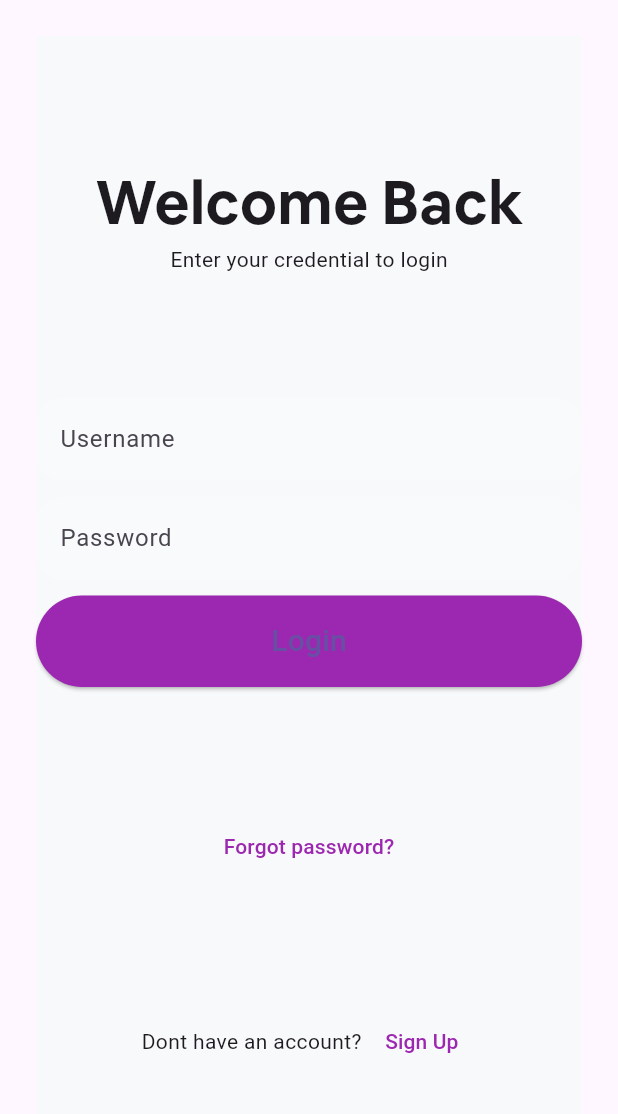
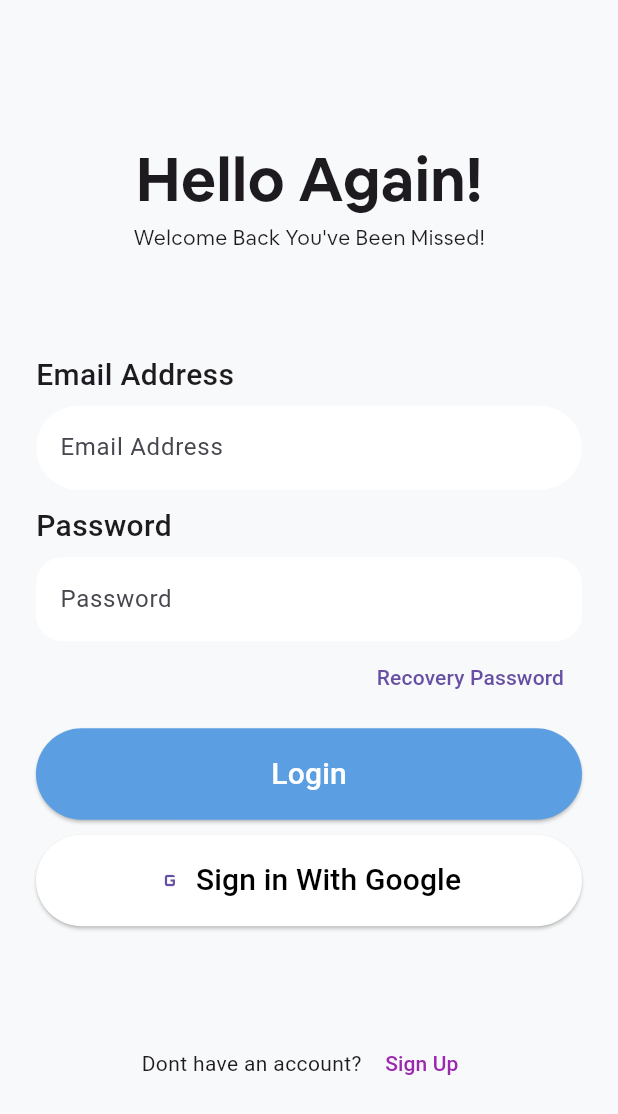
Before and after one commit to PratikChavda1256/shoes_ecomm_app, a Flutter app: the screen it shows after launch, on a phone screen of 412 x 824 dp. Shown: the top 1114 px of the screen. Run offline on Flutter 3.47's test engine with Material 3 defaults, Android fonts, the phone set to English and light mode, and no system bars; our stand-ins replace get; project files that could hold a hidden picture were left out.

Commit message:
login complete

```diff
--- a/lib/color/Colors.dart
+++ b/lib/color/Colors.dart
@@ -2,6 +2,8 @@ import 'dart:ui';
 
 class ShoesColors {
   static const Color loginBg = Color(0xffF8F9FA);
-  static const Color textBg = Color(0xffFFFFFF);
+  static const Color textBg = Color(0xffffffff);
+  static const Color loginButtonColor = Color(0xff5B9EE1);
+
 
 }
--- a/lib/screens/LoginPage.dart
+++ b/lib/screens/LoginPage.dart
@@ -9,33 +9,36 @@ class LoginPage extends StatelessWidget {
 
   @override
   Widget build(BuildContext context) {
-    return MaterialApp(
-      home: Scaffold(
-
+    return Scaffold(
+      backgroundColor: ShoesColors.loginBg,
       body: Container(
         margin: const EdgeInsets.all(24),
-          color: ShoesColors.loginBg,
         child: Column(
           mainAxisAlignment: MainAxisAlignment.spaceEvenly,
           children: [
             _header(context),
             _inputField(context),
-              _forgotPassword(context),
             _signup(context),
           ],
         ),
       ),
-      ),
     );
   }
+  //
   _header(context) {
     return const Column(
       children: [
         Text(
-          StaticText.headerTopName,
-          style: TextStyle(fontSize: 40, fontFamily: 'AirbnbCereal',fontWeight: FontWeight.bold),
+          StaticText.loginHeaderTopName,
+          style: TextStyle(
+              fontSize: 40,
+              fontFamily: 'AirbnbCereal',
+              fontWeight: FontWeight.bold),
         ),
-        Text("Enter your credential to login"),
+        Text(
+          StaticText.loginHeaderTitleName,
+          style: TextStyle(fontFamily: 'AirbnbCereal'),
+        ),
       ],
     );
   }
@@ -44,58 +47,95 @@ class LoginPage extends StatelessWidget {
     return Column(
       crossAxisAlignment: CrossAxisAlignment.stretch,
       children: [
+        const Text(
+          StaticText.labelUserName,
+          style: TextStyle(
+            fontSize: 20,
+            fontWeight: FontWeight.w500,
+          ),
+        ),
+        const SizedBox(height: 6),
         TextField(
           decoration: InputDecoration(
-              hintText: "Username",
+              // labelText: StaticText.labelUserName,
+              hintText: StaticText.labelUserName,
               border: OutlineInputBorder(
-                  borderRadius: BorderRadius.circular(18),
-                  borderSide: BorderSide.none
-              ),
-              fillColor: ShoesColors.textBg.withOpacity(0.1),
+                  borderRadius: BorderRadius.circular(30),
+                  borderSide: BorderSide.none),
+              fillColor: ShoesColors.textBg,
               filled: true,
+              floatingLabelStyle: const TextStyle(
+                fontSize: 25,
+              )
               // prefixIcon: const Icon(Icons.person)
               ),
         ),
         const SizedBox(height: 10),
+        const Text(
+          StaticText.labelPassword,
+          style: TextStyle(
+            fontSize: 20,
+            fontWeight: FontWeight.w500,
+          ),
+        ),
+        const SizedBox(height: 6),
         TextField(
           decoration: InputDecoration(
-            hintText: "Password",
+            hintText: StaticText.labelPassword,
             border: OutlineInputBorder(
                 borderRadius: BorderRadius.circular(18),
                 borderSide: BorderSide.none),
-            fillColor: Colors.white.withOpacity(0.1),
+            fillColor: ShoesColors.textBg,
             filled: true,
             // prefixIcon: const Icon(Icons.password),
           ),
           obscureText: true,
         ),
+
+        Row(
+          mainAxisAlignment: MainAxisAlignment.end,
+          children: [
+            TextButton(
+              onPressed: () {},
+                child: const Text(
+                    StaticText.forgotPassword,
+                ),
+
+            ),
+          ],
+        ),
         const SizedBox(height: 10),
         ElevatedButton(
-          onPressed: () {
-
-          },
+          onPressed: () {},
           style: ElevatedButton.styleFrom(
             shape: const StadiumBorder(),
             padding: const EdgeInsets.symmetric(vertical: 16),
-            backgroundColor: Colors.purple,
+            backgroundColor: ShoesColors.loginButtonColor,
           ),
           child: const Text(
             "Login",
-            style: TextStyle(fontSize: 20),
+            style: TextStyle(fontSize: 20,color: ShoesColors.textBg),
+          ),
+        ),
+        const SizedBox(height: 10),
+        ElevatedButton.icon(
+          onPressed: () {},
+          icon: const Icon(Icons.g_mobiledata),
+          style: ElevatedButton.styleFrom(
+              shape: const StadiumBorder(),
+            padding: const EdgeInsets.symmetric(vertical: 16),
+            backgroundColor: ShoesColors.textBg,
+          ),
+          label: const Text(
+            "Sign in With Google",
+            style: TextStyle(fontSize: 20, color: Colors.black),
           ),
         )
+
       ],
     );
   }
 
-  _forgotPassword(context) {
-    return TextButton(
-      onPressed: () {},
-      child: const Text("Forgot password?",
-        style: TextStyle(color: Colors.purple),
-      ),
-    );
-  }
 
   _signup(context) {
     return Row(
@@ -106,12 +146,11 @@ class LoginPage extends StatelessWidget {
             onPressed: () {
               Get.toNamed('/signup');
             },
-            child: const Text("Sign Up", style: TextStyle(color: Colors.purple),)
-        )
+            child: const Text(
+              "Sign Up",
+              style: TextStyle(color: Colors.purple),
+            ))
       ],
     );
   }
-
-
-
 }
--- a/lib/text/StaticText.dart
+++ b/lib/text/StaticText.dart
@@ -1,3 +1,7 @@
 class StaticText {
-  static const String headerTopName = "Welcome Back";
+  static const String loginHeaderTopName = "Hello Again!";
+  static const String loginHeaderTitleName = "Welcome Back You've Been Missed!";
+  static const String labelUserName = "Email Address";
+  static const String labelPassword = "Password";
+  static const String forgotPassword = "Recovery Password";
 }
```
Lines whose indentation alone changed are shown as unchanged.
